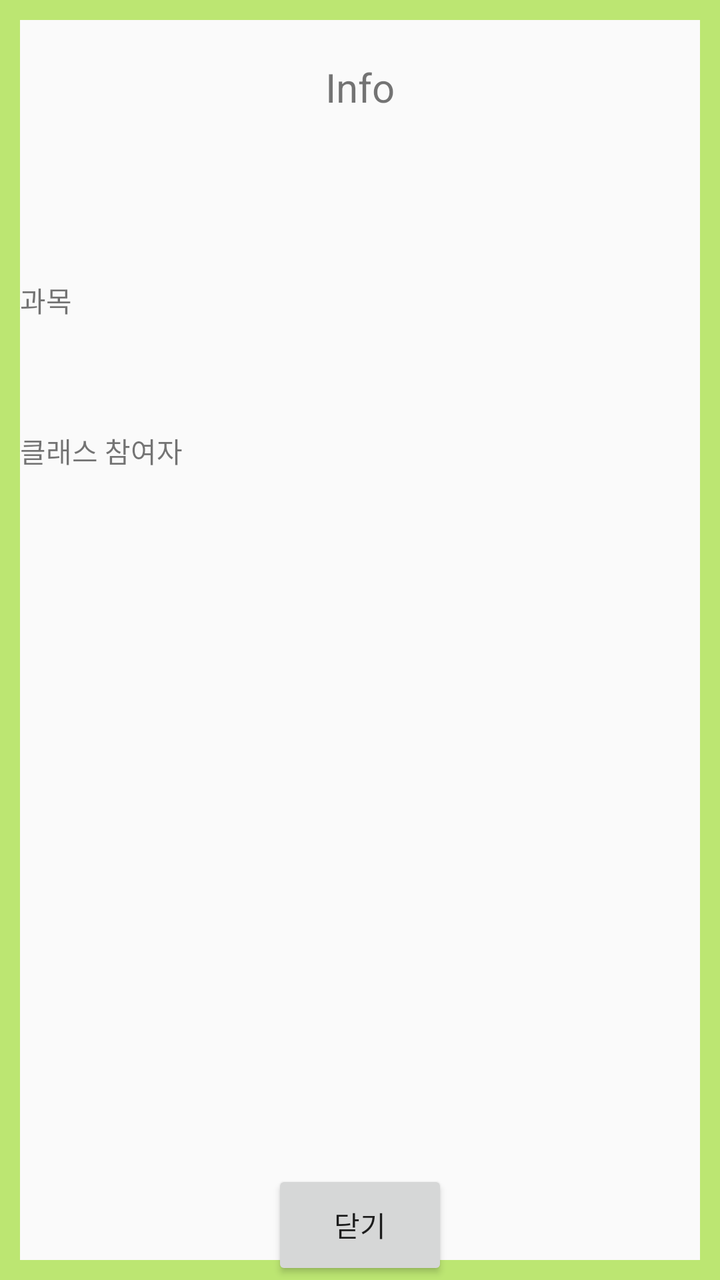
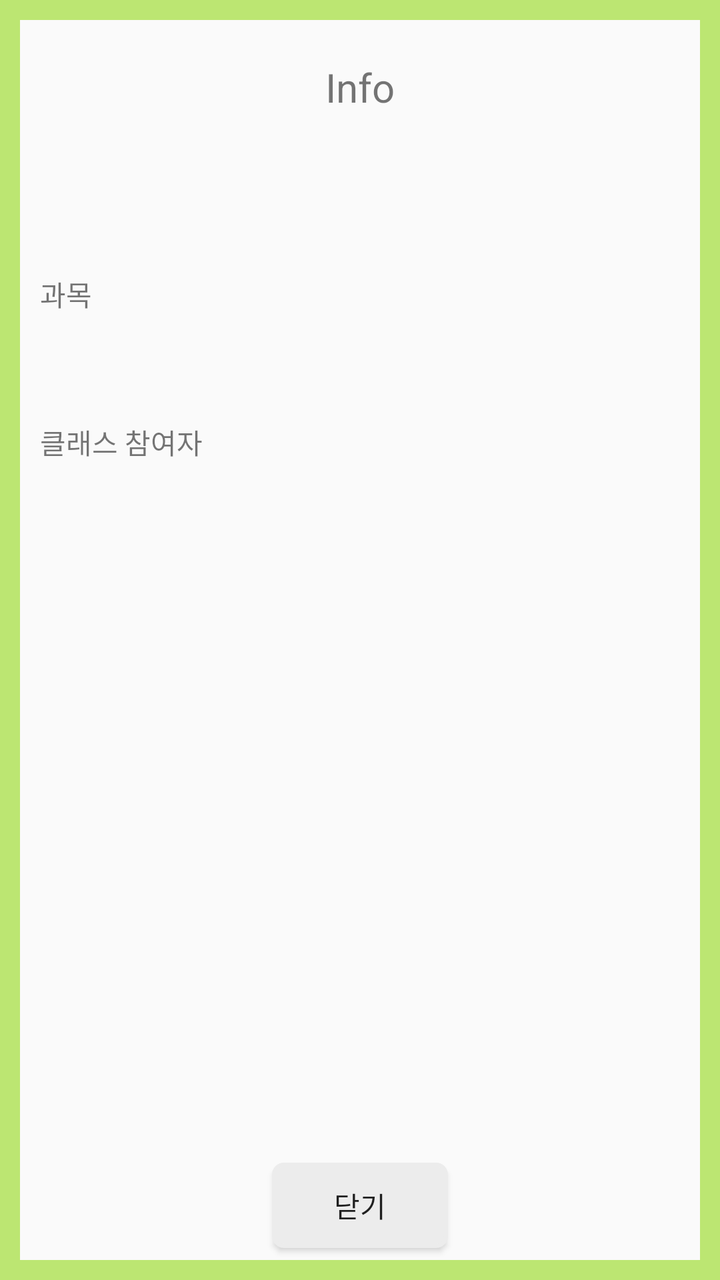

Screens rendered from an Android XML layout before and after an edit, with the pre-edit source and the edit as a unified diff.
<!-- AndroidManifest.xml: application theme Theme.AppCompat.Light.DarkActionBar -->
<!-- res/layout/activity_class_info.xml -->
<?xml version="1.0" encoding="utf-8"?>
<LinearLayout xmlns:android="http://schemas.android.com/apk/res/android"
    xmlns:app="http://schemas.android.com/apk/res-auto"
    xmlns:tools="http://schemas.android.com/tools"
    android:layout_width="match_parent"
    android:layout_height="match_parent"
    tools:context=".classInfo"
    android:orientation="vertical"
    android:background="@drawable/lay_edge"
    android:weightSum="5">

    <TextView
        android:layout_width="wrap_content"
        android:layout_height="0dp"
        android:layout_weight="1"
        android:layout_gravity="center"
        android:layout_marginTop="30dp"
        android:textSize="20dp"
        android:text="Info"/>

    <TextView
        android:layout_marginLeft="10dp"
        android:layout_width="wrap_content"
        android:layout_height="wrap_content"
        android:text="과목"/>
    <TextView
        android:id="@+id/cSubject"
        android:layout_marginLeft="10dp"
        android:layout_width="wrap_content"
        android:layout_height="0dp"
        android:layout_weight="0.5"/>
    <TextView
        android:layout_marginLeft="10dp"
        android:layout_width="wrap_content"
        android:layout_height="wrap_content"
        android:text="클래스 참여자"/>
    <ScrollView
        android:layout_width="wrap_content"
        android:layout_height="0dp"
        android:layout_weight="3"
        android:layout_margin="10dp"
        android:fillViewport="true">
        <ListView
            android:id="@+id/cPersonList"
            android:layout_width="match_parent"
            android:layout_height="match_parent"
            android:layout_gravity="center"/>
    </ScrollView>
    <Button
        android:layout_width="wrap_content"
        android:layout_height="0dp"
        android:layout_weight="0.5"
        android:text="닫기"
        android:id="@+id/exit4"
        android:layout_gravity="center"/>

</LinearLayout>
<!-- resources referenced by this layout -->
<resources>
  <!-- drawable lay_edge (drawable) -->
  <?xml version="1.0" encoding="utf-8"?>
  <layer-list xmlns:android="http://schemas.android.com/apk/res/android">
      <item>
          <shape android:shape="rectangle">
              <stroke android:width = "10dp" android:color ="#BCE672"/>
              <solid android:color="#00ff0000"/>
          </shape>
      </item>
  
  </layer-list>
</resources>

<!-- the commit's change to res/layout/activity_class_info.xml (unified diff, before → after) -->
@@ -19,18 +19,18 @@
         android:text="Info"/>
 
     <TextView
-        android:layout_marginLeft="10dp"
+        android:layout_marginLeft="20dp"
         android:layout_width="wrap_content"
         android:layout_height="wrap_content"
         android:text="과목"/>
     <TextView
         android:id="@+id/cSubject"
-        android:layout_marginLeft="10dp"
+        android:layout_marginLeft="20dp"
         android:layout_width="wrap_content"
         android:layout_height="0dp"
         android:layout_weight="0.5"/>
     <TextView
-        android:layout_marginLeft="10dp"
+        android:layout_marginLeft="20dp"
         android:layout_width="wrap_content"
         android:layout_height="wrap_content"
         android:text="클래스 참여자"/>
@@ -38,7 +38,7 @@
         android:layout_width="wrap_content"
         android:layout_height="0dp"
         android:layout_weight="3"
-        android:layout_margin="10dp"
+        android:layout_margin="15dp"
         android:fillViewport="true">
         <ListView
             android:id="@+id/cPersonList"
@@ -48,8 +48,10 @@
     </ScrollView>
     <Button
         android:layout_width="wrap_content"
+        android:background="@drawable/btn_re"
         android:layout_height="0dp"
-        android:layout_weight="0.5"
+        android:layout_weight="0.4"
+        android:layout_marginBottom="5dp"
         android:text="닫기"
         android:id="@+id/exit4"
         android:layout_gravity="center"/>
<!-- resource entries referenced after the edit -->
@@ -1,5 +1,21 @@
 <!-- resources referenced by this layout -->
 <resources>
+  <!-- drawable btn_re (drawable) -->
+  <?xml version="1.0" encoding="utf-8"?>
+  <shape xmlns:android="http://schemas.android.com/apk/res/android">
+  
+      <solid android:color="#ececec"/>
+  
+      <stroke
+          android:width="2dp"
+          android:color="#ececec"/>
+      <corners
+          android:topLeftRadius="5dp"
+          android:topRightRadius="5dp"
+          android:bottomLeftRadius="5dp"
+          android:bottomRightRadius="5dp" />
+  
+  </shape>
   <!-- drawable lay_edge (drawable) -->
   <?xml version="1.0" encoding="utf-8"?>
   <layer-list xmlns:android="http://schemas.android.com/apk/res/android">
